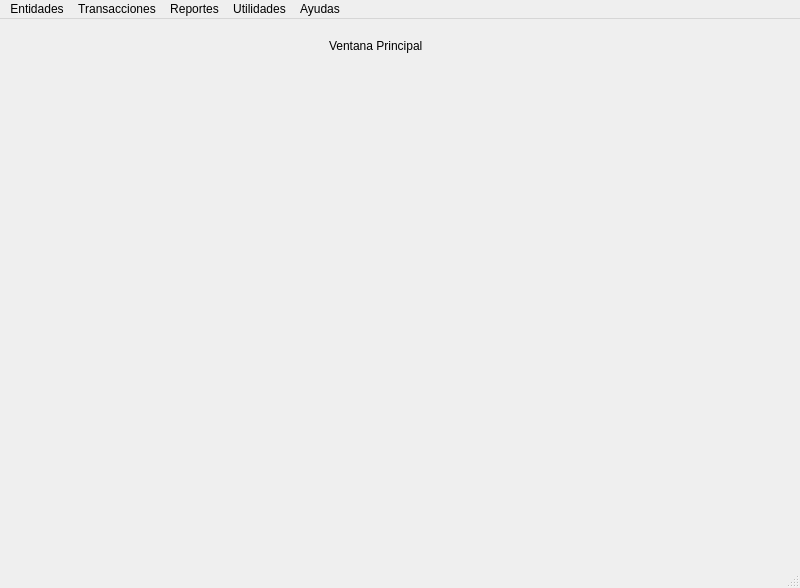
The window that views/qt_files/frame_main_window.ui (AlejoOsorio/BasesDeDatosProyecto) describes before a commit, drawn with Qt 5.
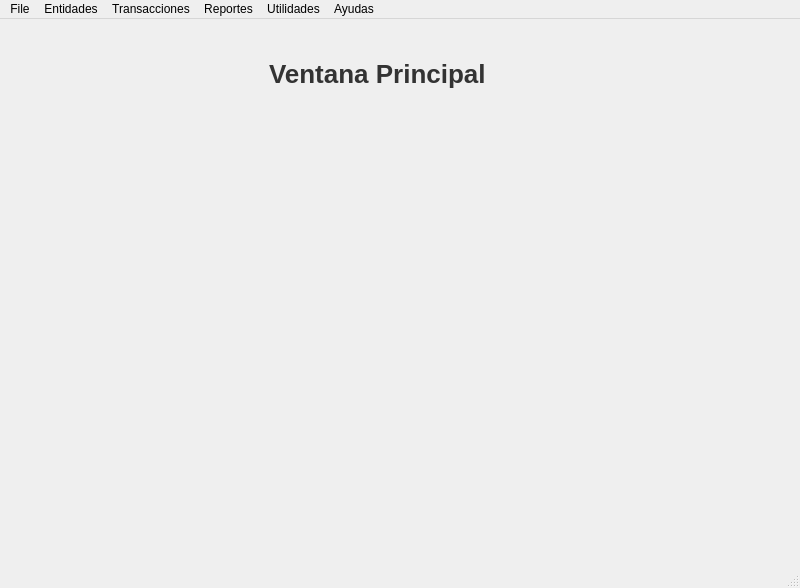
The same window after the commit.

Diff of the .ui file:
```diff
--- a/views/qt_files/frame_main_window.ui
+++ b/views/qt_files/frame_main_window.ui
@@ -38,35 +38,27 @@
 }
 QLineEdit:focus {
 	border: 1px solid rgb(103, 164, 255)
-}
-QPushButton {
-	border: 1px solid rgb(131, 131, 131);
-	border-radius: 12px;
-	background: rgb(215, 222, 255);
-	height: 24px;
-	cursor-shape: PointingHandCursor
-}
-QPushButton:hover {
-	color: green;
-	background-color: rgb(255, 236, 32);
-	cursor: pointer
-}
-QPushButton:pressed {
-	color: green;
-	background-color: rgb(12, 57, 255);
-	cursor: pointer
 }</string>
       </property>
       <widget class="QWidget" name="page">
        <widget class="QLabel" name="label">
         <property name="geometry">
          <rect>
-          <x>320</x>
+          <x>260</x>
           <y>10</y>
-          <width>101</width>
-          <height>16</height>
+          <width>251</width>
+          <height>71</height>
          </rect>
         </property>
+        <property name="styleSheet">
+         <string notr="true">QLabel {
+	font-size: 26px;
+	font-weight: bold;
+	color: #333;
+	text-align: center;
+	qproperty-alignment: AlignCenter;
+}</string>
+        </property>
         <property name="text">
          <string>Ventana Principal</string>
         </property>
@@ -127,6 +119,13 @@
     <addaction name="actionAyudas_de_la_aplicaci_n"/>
     <addaction name="actionAcerca_de"/>
    </widget>
+   <widget class="QMenu" name="menuFile">
+    <property name="title">
+     <string>File</string>
+    </property>
+    <addaction name="actionVentana_Principal"/>
+   </widget>
+   <addaction name="menuFile"/>
    <addaction name="menuEntidades"/>
    <addaction name="menuTransacciones"/>
    <addaction name="menuReportes"/>
```
Left out of the diff: 17 changed lines with no effect on the pictures.
